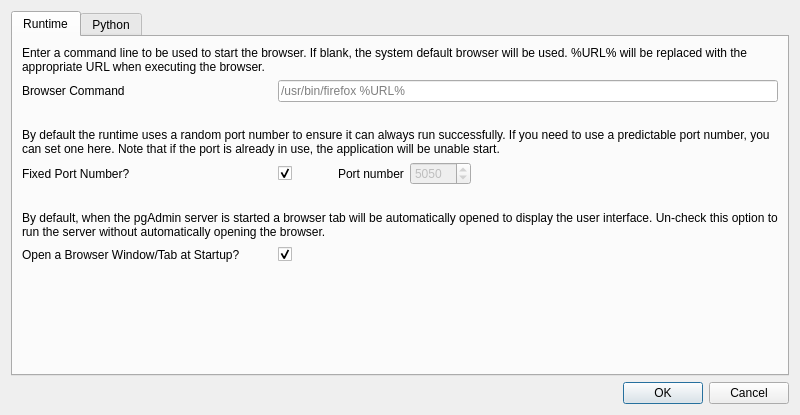
This is runtime/ConfigWindow.ui in pgadmin-org/pgadmin4 as Qt 5 draws it before an edit. The edited form follows.
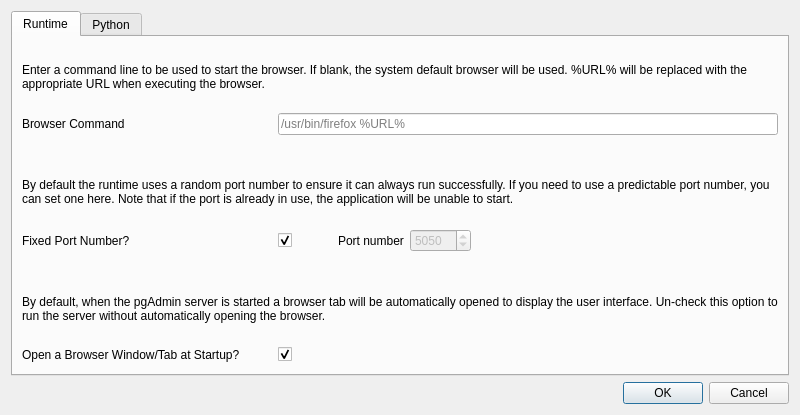
This is the edited form.

Patch:
```diff
--- a/runtime/ConfigWindow.ui
+++ b/runtime/ConfigWindow.ui
@@ -124,7 +124,7 @@
          <item>
           <widget class="QLabel" name="label_6">
            <property name="text">
-            <string>By default the runtime uses a random port number to ensure it can always run successfully. If you need to use a predictable port number, you can set one here. Note that if the port is already in use, the application will be unable start.</string>
+            <string>By default the runtime uses a random port number to ensure it can always run successfully. If you need to use a predictable port number, you can set one here. Note that if the port is already in use, the application will be unable to start.</string>
            </property>
            <property name="wordWrap">
             <bool>true</bool>
@@ -303,19 +303,6 @@
            </item>
           </layout>
          </item>
-         <item>
-          <spacer name="verticalSpacer_6">
-           <property name="orientation">
-            <enum>Qt::Vertical</enum>
-           </property>
-           <property name="sizeHint" stdset="0">
-            <size>
-             <width>20</width>
-             <height>40</height>
-            </size>
-           </property>
-          </spacer>
-         </item>
         </layout>
        </item>
       </layout>
```
